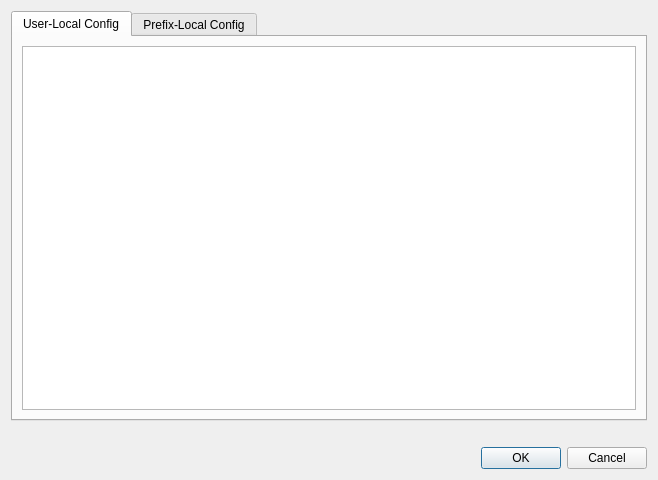
This is pybombsgui/designer/running_config.ui in NinjaComics/pybombs-qtgui as Qt 5 draws it before an edit. The edited form follows.
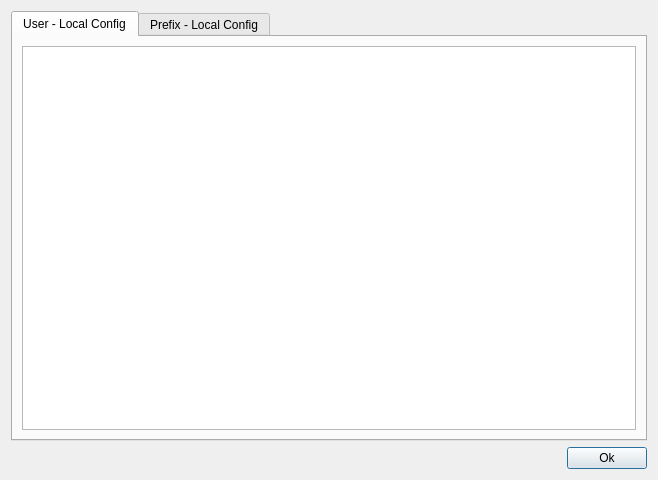
This is the edited form. Icons and pictures are not drawn.

Commit message: Polish dialogs and main_window for GSoC submission

```diff
--- a/pybombsgui/designer/running_config.ui
+++ b/pybombsgui/designer/running_config.ui
@@ -16,8 +16,15 @@
   <property name="windowTitle">
    <string>Running Config</string>
   </property>
-  <layout class="QVBoxLayout" name="verticalLayout">
-   <item>
+  <layout class="QGridLayout" name="gridLayout">
+   <item row="2" column="0" alignment="Qt::AlignRight">
+    <widget class="QPushButton" name="pushButton">
+     <property name="text">
+      <string>Ok</string>
+     </property>
+    </widget>
+   </item>
+   <item row="0" column="0">
     <widget class="QTabWidget" name="tabWidget">
      <property name="focusPolicy">
       <enum>Qt::TabFocus</enum>
@@ -39,7 +46,7 @@
      </property>
      <widget class="QWidget" name="tab">
       <attribute name="title">
-       <string>User-Local Config</string>
+       <string>User - Local Config</string>
       </attribute>
       <layout class="QVBoxLayout" name="verticalLayout_2">
        <item>
@@ -63,8 +70,8 @@
           <string>&lt;!DOCTYPE HTML PUBLIC &quot;-//W3C//DTD HTML 4.0//EN&quot; &quot;http://www.w3.org/TR/REC-html40/strict.dtd&quot;&gt;
 &lt;html&gt;&lt;head&gt;&lt;meta name=&quot;qrichtext&quot; content=&quot;1&quot; /&gt;&lt;style type=&quot;text/css&quot;&gt;
 p, li { white-space: pre-wrap; }
-&lt;/style&gt;&lt;/head&gt;&lt;body style=&quot; font-family:'Cantarell'; font-size:11pt; font-weight:400; font-style:normal;&quot;&gt;
-&lt;p style=&quot;-qt-paragraph-type:empty; margin-top:0px; margin-bottom:0px; margin-left:0px; margin-right:0px; -qt-block-indent:0; text-indent:0px;&quot;&gt;&lt;br /&gt;&lt;/p&gt;&lt;/body&gt;&lt;/html&gt;</string>
+&lt;/style&gt;&lt;/head&gt;&lt;body style=&quot; font-family:'Ubuntu'; font-size:11pt; font-weight:400; font-style:normal;&quot;&gt;
+&lt;p style=&quot;-qt-paragraph-type:empty; margin-top:0px; margin-bottom:0px; margin-left:0px; margin-right:0px; -qt-block-indent:0; text-indent:0px; font-family:'Cantarell';&quot;&gt;&lt;br /&gt;&lt;/p&gt;&lt;/body&gt;&lt;/html&gt;</string>
          </property>
          <property name="textInteractionFlags">
           <set>Qt::TextSelectableByMouse</set>
@@ -75,7 +82,7 @@
      </widget>
      <widget class="QWidget" name="tab_2">
       <attribute name="title">
-       <string>Prefix-Local Config</string>
+       <string>Prefix - Local Config</string>
       </attribute>
       <layout class="QVBoxLayout" name="verticalLayout_3">
        <item>
@@ -96,26 +103,6 @@
      </widget>
     </widget>
    </item>
-   <item>
-    <widget class="QLabel" name="label">
-     <property name="text">
-      <string/>
-     </property>
-     <property name="pixmap">
-      <pixmap resource="../myicons.qrc">:/noprefix/images/config.png</pixmap>
-     </property>
-    </widget>
-   </item>
-   <item>
-    <widget class="QDialogButtonBox" name="buttonBox">
-     <property name="orientation">
-      <enum>Qt::Horizontal</enum>
-     </property>
-     <property name="standardButtons">
-      <set>QDialogButtonBox::Cancel|QDialogButtonBox::Ok</set>
-     </property>
-    </widget>
-   </item>
   </layout>
  </widget>
  <resources>
```
Left out of the diff: 39 changed lines with no effect on the pictures. The commit also changes 33 other files.
